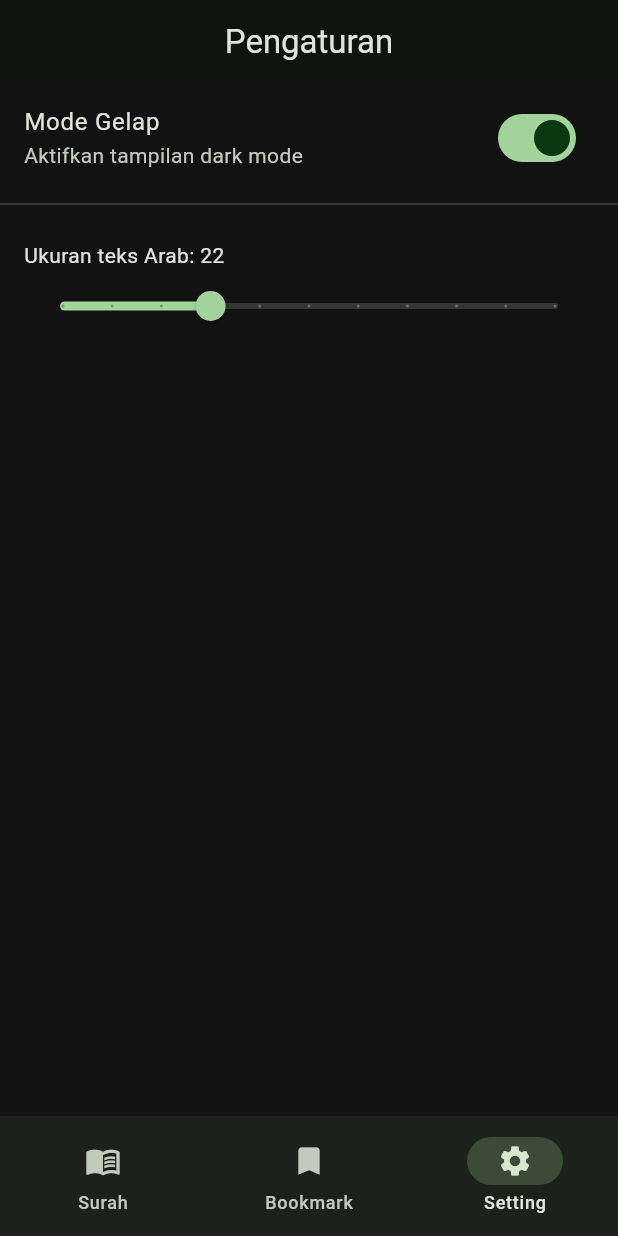
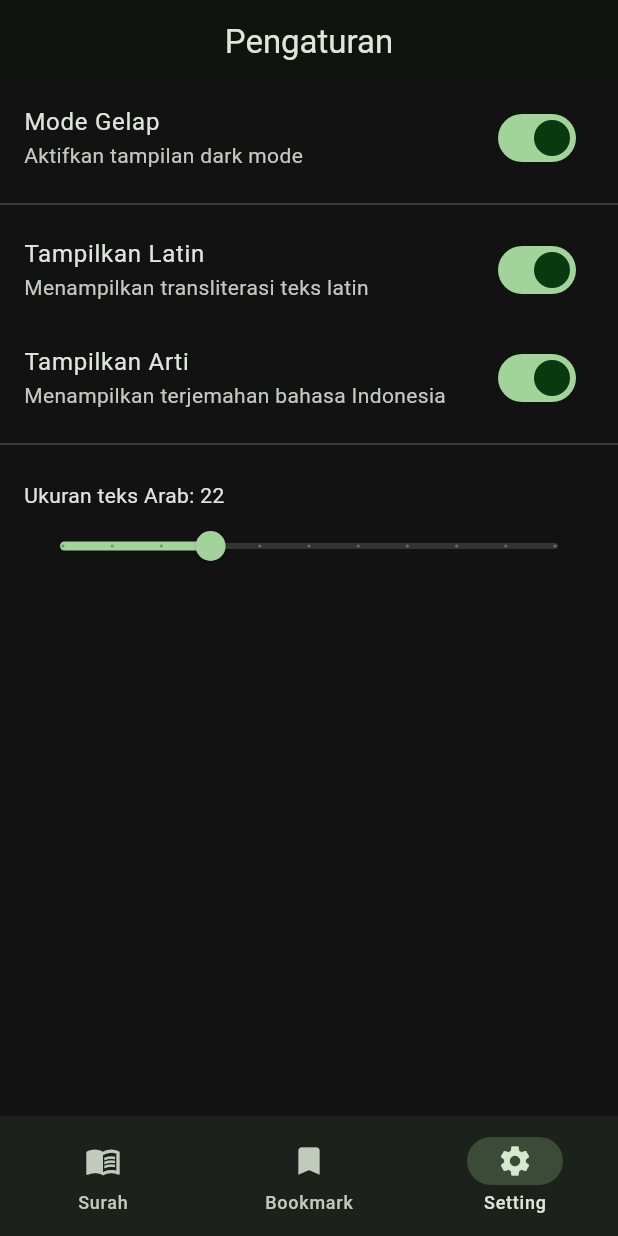
Before and after one commit to Adam-Nurwahid/Flutter-Quran-App, a Flutter app: the screen it shows after launch, item 3 of the bottom bar chosen, after a tap on "Mode Gelap", on a phone screen of 412 x 824 dp. Run offline on Flutter 3.47's test engine with Material 3 defaults, Android fonts, the phone set to English and light mode, and no system bars; our stand-ins replace flutter_riverpod, just_audio, scrollable_positioned_list, shared_preferences; network calls fail.

Commit message:
Update setting app and ui

```diff
--- a/lib/presentation/providers/settings_provider.dart
+++ b/lib/presentation/providers/settings_provider.dart
@@ -57,3 +57,29 @@ class FontSizeNotifier extends StateNotifier<double> {
 final fontSizeProvider = StateNotifierProvider<FontSizeNotifier, double>((ref) {
   return FontSizeNotifier();
 });
+
+class DisplayToggleNotifier extends StateNotifier<bool> {
+  final String prefKey;
+  DisplayToggleNotifier(this.prefKey) : super(true) {
+    _load();
+  }
+
+  Future<void> _load() async {
+    final prefs = await SharedPreferences.getInstance();
+    state = prefs.getBool(prefKey) ?? true; // default tampil (true)
+  }
+
+  Future<void> toggle() async {
+    state = !state;
+    final prefs = await SharedPreferences.getInstance();
+    await prefs.setBool(prefKey, state);
+  }
+}
+
+final showLatinProvider = StateNotifierProvider<DisplayToggleNotifier, bool>((ref) {
+  return DisplayToggleNotifier('show_latin');
+});
+
+final showTranslationProvider = StateNotifierProvider<DisplayToggleNotifier, bool>((ref) {
+  return DisplayToggleNotifier('show_translation');
+});
--- a/lib/presentation/screens/home_screen.dart
+++ b/lib/presentation/screens/home_screen.dart
@@ -130,6 +130,7 @@ class _LastReadCard extends StatelessWidget {
           MaterialPageRoute(
             builder: (_) => SurahDetailScreen(
               nomorSurah: lastRead.surahNomor,
+              initialAyatNomor: lastRead.ayatNomor,
             ),
           ),
         ),
--- a/lib/presentation/screens/settings_screen.dart
+++ b/lib/presentation/screens/settings_screen.dart
@@ -11,7 +11,8 @@ class SettingsScreen extends ConsumerWidget {
   Widget build(BuildContext context, WidgetRef ref) {
     final themeMode = ref.watch(themeModeProvider);
     final fontSize = ref.watch(fontSizeProvider);
-
+    final showLatin = ref.watch(showLatinProvider);
+    final showTranslation = ref.watch(showTranslationProvider);
     return Scaffold(
       appBar: AppBar(title: const Text('Pengaturan')),
       body: ListView(
@@ -21,6 +22,19 @@ class SettingsScreen extends ConsumerWidget {
             subtitle: const Text('Aktifkan tampilan dark mode'),
             value: themeMode == ThemeMode.dark,
             onChanged: (_) => ref.read(themeModeProvider.notifier).toggle(),
+          ),
+          const Divider(),
+          SwitchListTile(
+            title: const Text('Tampilkan Latin'),
+            subtitle: const Text('Menampilkan transliterasi teks latin'),
+            value: showLatin,
+            onChanged: (_) => ref.read(showLatinProvider.notifier).toggle(),
+          ),
+          SwitchListTile(
+            title: const Text('Tampilkan Arti'),
+            subtitle: const Text('Menampilkan terjemahan bahasa Indonesia'),
+            value: showTranslation,
+            onChanged: (_) => ref.read(showTranslationProvider.notifier).toggle(),
           ),
           const Divider(),
           Padding(
--- a/pubspec.yaml
+++ b/pubspec.yaml
@@ -23,7 +23,7 @@ dependencies:
 
   # Audio playback per ayat
   just_audio: ^0.9.40
-
+  scrollable_positioned_list: ^0.3.8
 dev_dependencies:
   flutter_test:
     sdk: flutter
```
Also changed, not shown: lib/presentation/providers/search_provider.dart (+13 -5 lines), lib/presentation/screens/surah_detail_screen.dart (+25 -8 lines), lib/presentation/widgets/ayat_card.dart (+17 -2 lines), pubspec.lock.
